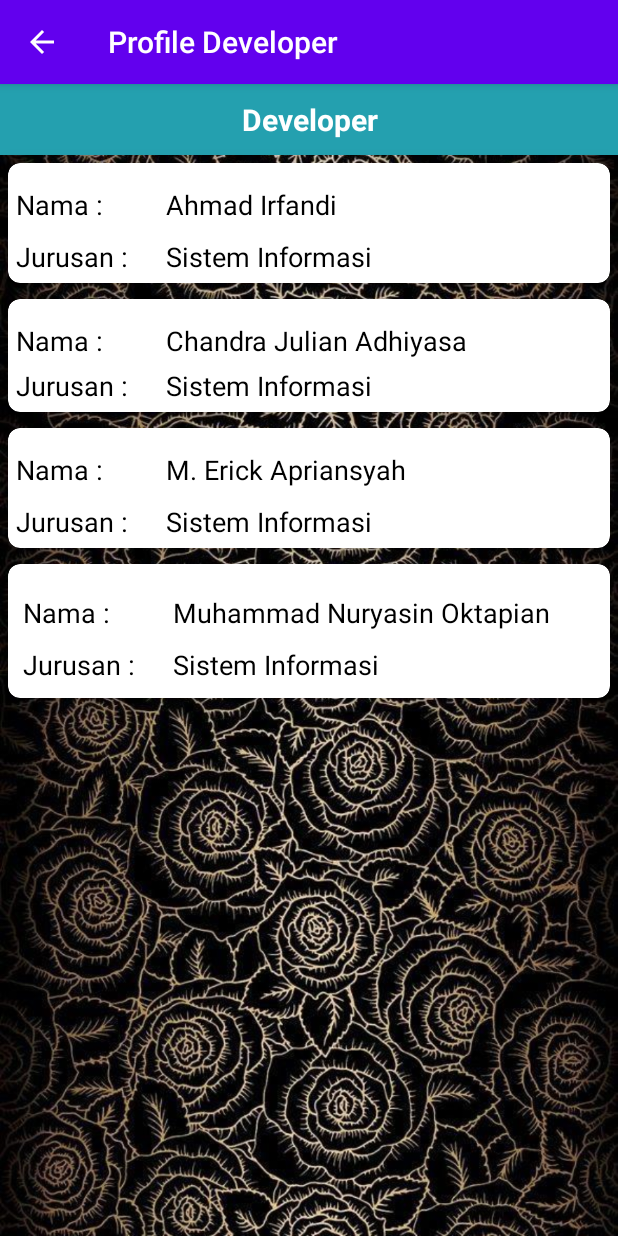
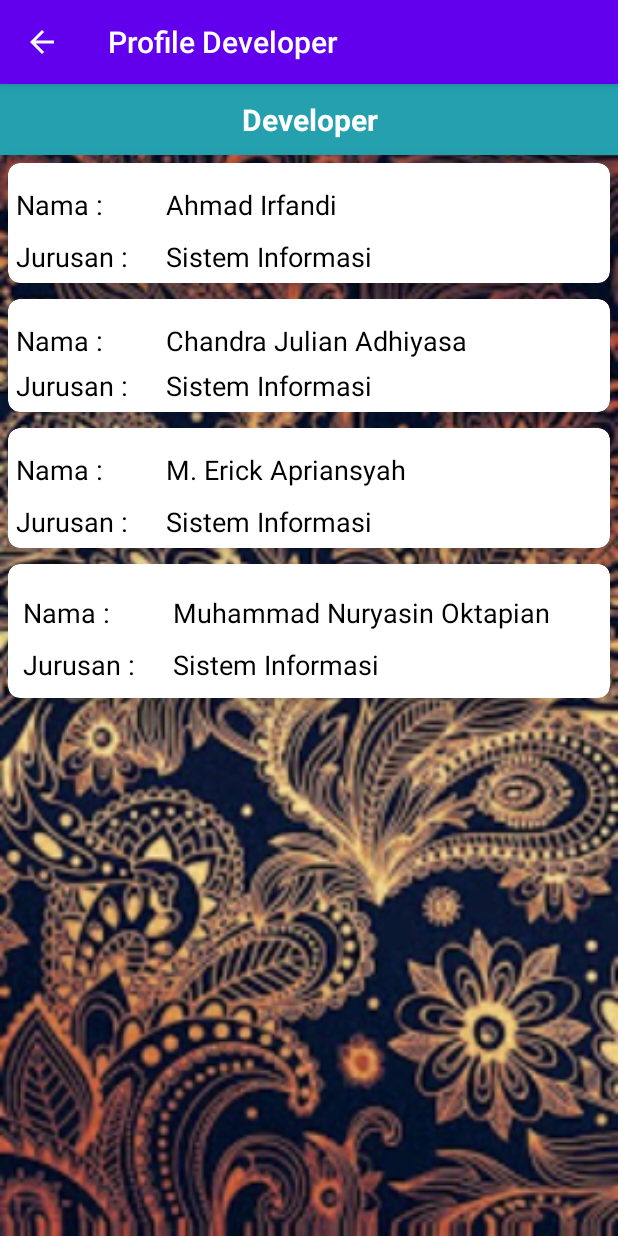
Before and after one commit to 27Breads/B_BATIK, an Android app: the AboutActivity screen opened directly, with no data from a screen before it, on a phone screen of 412 x 824 dp. Run offline under Robolectric (Android 15) with nearby library versions, the phone set to English and light mode, and no system bars.

Commit message:
mengganti latar utama

```diff
--- a/app/src/main/res/layout/activity_about.xml
+++ b/app/src/main/res/layout/activity_about.xml
@@ -4,7 +4,7 @@
     xmlns:tools="http://schemas.android.com/tools"
     android:layout_width="match_parent"
     android:layout_height="match_parent"
-    android:background="@drawable/background"
+    android:background="@drawable/splash_1"
     android:orientation="vertical"
     tools:context=".AboutActivity">
 
--- a/app/src/main/res/layout/activity_list_batik.xml
+++ b/app/src/main/res/layout/activity_list_batik.xml
@@ -11,7 +11,7 @@
         android:scrollbars="vertical"
         android:layout_width="match_parent"
         android:layout_height="match_parent"
-        android:background="@drawable/background"/>
+        android:background="@drawable/splash_1"/>
 
 
 </LinearLayout>
--- a/app/src/main/res/layout/activity_main.xml
+++ b/app/src/main/res/layout/activity_main.xml
@@ -6,7 +6,7 @@
     android:layout_height="match_parent"
     android:orientation="vertical"
     tools:context=".MainActivity"
-    android:background="@drawable/background">
+    android:background="@drawable/splash_1">
 
     <ScrollView
         android:layout_width="match_parent"
```
Also changed, not shown: app/src/main/res/drawable/splash_1.jpg (added).
